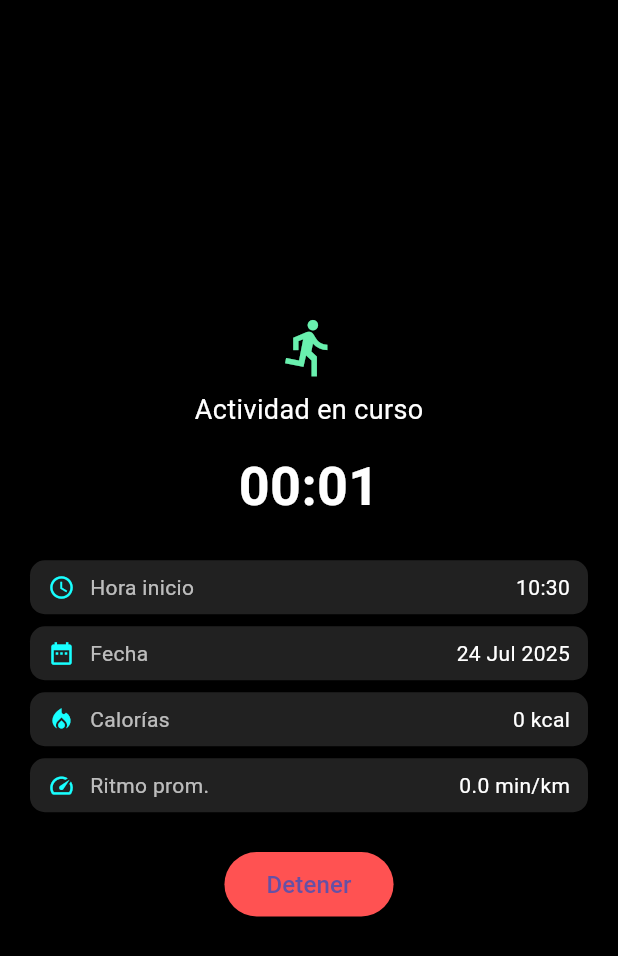
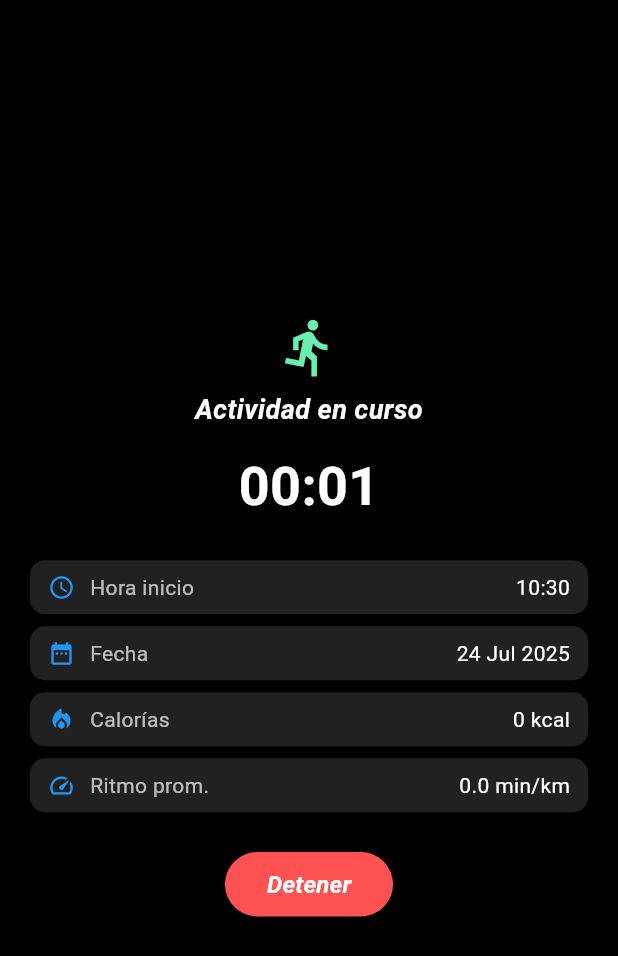
Before and after one commit to Eduardo188s/running_watch, a Flutter app: the WatchExercisePage screen opened directly, after a tap on "Comenzar", on a phone screen of 412 x 824 dp. Shown: the top 956 px of the screen. Run offline on Flutter 3.47's test engine with Material 3 defaults, Android fonts, the phone set to English and light mode, and no system bars; our stand-ins replace firebase_core; accounts and stored records are empty.

Commit message:
03 terminado

```diff
--- a/lib/screens/exercise.dart
+++ b/lib/screens/exercise.dart
@@ -54,7 +54,11 @@ class _WatchExercisePageState extends State<WatchExercisePage> {
                     ),
                     padding: const EdgeInsets.symmetric(horizontal: 24, vertical: 10),
                   ),
-                  child: const Text('Comenzar', style: TextStyle(fontSize: 15)),
+                  child: const Text('Comenzar', style: TextStyle(
+                    fontSize: 15,
+                    fontStyle: FontStyle.italic,
+                    fontWeight: FontWeight.bold,
+                    color: Colors.white)),
                 ),
                 const SizedBox(height: 12),
                 TextButton(
--- a/lib/screens/start_running.dart
+++ b/lib/screens/start_running.dart
@@ -27,7 +27,7 @@ class _WatchActivityRunningPageState extends State<WatchActivityRunningPage> {
         _elapsedSeconds++;
       });
 
-      if (_elapsedSeconds % 600 == 0) {
+      if (_elapsedSeconds % 60 == 0) {
         _show10MinAlert();
       }
     });
@@ -41,11 +41,18 @@ class _WatchActivityRunningPageState extends State<WatchActivityRunningPage> {
         shape: RoundedRectangleBorder(borderRadius: BorderRadius.circular(12)),
         title: const Text(
           '¡Sigue así!',
-          style: TextStyle(color: Colors.white, fontWeight: FontWeight.bold),
+          style: TextStyle(
+            color: Colors.white,
+            fontStyle: FontStyle.italic,
+            fontWeight: FontWeight.bold),
         ),
         content: const Text(
           'Has completado 10 minutos 🎉',
-          style: TextStyle(color: Colors.white70),
+          style: TextStyle(
+            color: Colors.white70,
+            fontStyle: FontStyle.italic,
+            fontWeight: FontWeight.bold
+            ),
         ),
         actions: [
           TextButton(
@@ -126,7 +133,7 @@ class _WatchActivityRunningPageState extends State<WatchActivityRunningPage> {
       ),
       child: Row(
         children: [
-          Icon(icon, color: Colors.cyanAccent, size: 18),
+          Icon(icon, color: Colors.blue, size: 18),
           const SizedBox(width: 10),
           Text(label, style: const TextStyle(color: Colors.white70)),
           const Spacer(),
@@ -150,7 +157,11 @@ class _WatchActivityRunningPageState extends State<WatchActivityRunningPage> {
                 const Icon(Icons.directions_run, size: 42, color: Colors.greenAccent),
                 const SizedBox(height: 8),
                 const Text('Actividad en curso',
-                    style: TextStyle(fontSize: 18, color: Colors.white)),
+                    style: TextStyle(
+                      fontSize: 18,
+                      fontStyle: FontStyle.italic,
+                      fontWeight: FontWeight.bold,
+                      color: Colors.white)),
                 const SizedBox(height: 12),
                 Text(
                   _formatTime(_elapsedSeconds),
@@ -174,7 +185,12 @@ class _WatchActivityRunningPageState extends State<WatchActivityRunningPage> {
                       borderRadius: BorderRadius.circular(30),
                     ),
                   ),
-                  child: const Text('Detener', style: TextStyle(fontSize: 16)),
+                  child: const Text('Detener', style: TextStyle(
+                    fontSize: 16,
+                    fontStyle: FontStyle.italic,
+                    fontWeight: FontWeight.bold,
+                    color: Colors.white
+                    )),
                 ),
               ],
             ),
--- a/pubspec.yaml
+++ b/pubspec.yaml
@@ -30,6 +30,10 @@ environment:
 dependencies:
   flutter:
     sdk: flutter
+  firebase_core: ^2.27.0
+  firebase_auth: ^4.17.4
+  cloud_firestore: ^4.15.4
+
 
 
   # The following adds the Cupertino Icons font to your application.
```
Also changed, not shown: lib/screens/home.dart (+17 -5 lines), lib/firebase_options.dart (added), pubspec.lock, 5 other files.
